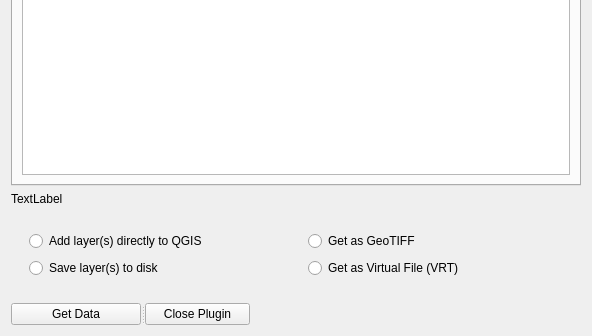
This is geocubes_plugin_dialog_base.ui in geoportti/GeoCubes-Finland-QGIS-Plugin as Qt 5 draws it before an edit; both pictures show x 0 to 592 and y 437 to 773 of the 592 by 773 pixel window. The edited form follows.
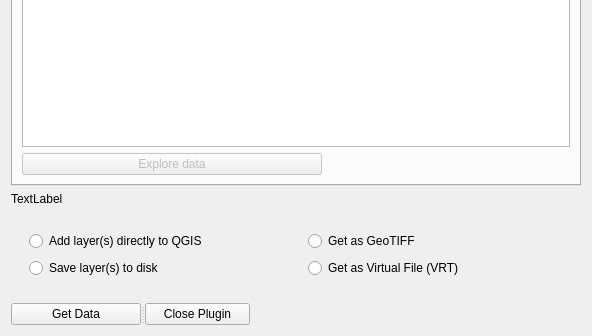
This is the edited form. Custom widgets are drawn as their Qt base class.

Commit message: Rudimentary data exploration tool now available

What changed in the file:
```diff
--- a/geocubes_plugin_dialog_base.ui
+++ b/geocubes_plugin_dialog_base.ui
@@ -112,6 +112,22 @@
              </property>
             </widget>
            </item>
+           <item>
+            <widget class="QPushButton" name="exploreDataButton">
+             <property name="enabled">
+              <bool>false</bool>
+             </property>
+             <property name="maximumSize">
+              <size>
+               <width>300</width>
+               <height>16777215</height>
+              </size>
+             </property>
+             <property name="text">
+              <string>Explore data</string>
+             </property>
+            </widget>
+           </item>
           </layout>
          </item>
         </layout>
```
The commit also changes 4 other files.
